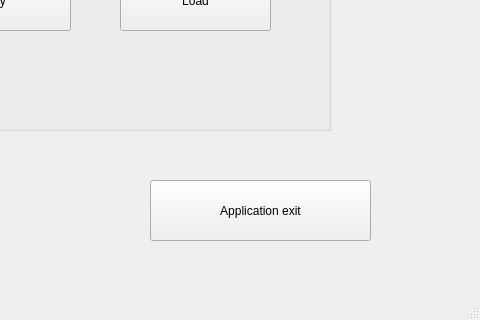
paulesbats/ProjetCOMSSFIL, file ProjetCOMSSFIL/mainwindow.ui: the form before one commit; both pictures show x 720 to 1200 and y 380 to 700 of the 1200 by 700 pixel window.
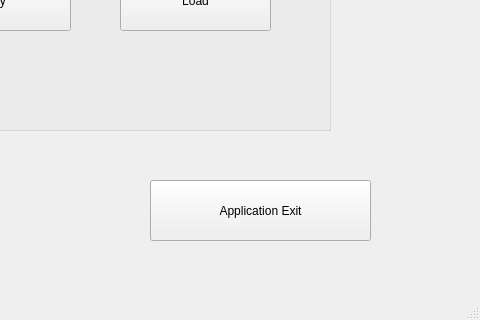
The form after the commit.

Commit message: Card connection and exit button

Diff of the .ui file:
```diff
--- a/ProjetCOMSSFIL/mainwindow.ui
+++ b/ProjetCOMSSFIL/mainwindow.ui
@@ -210,7 +210,7 @@
      </rect>
     </property>
     <property name="text">
-     <string>Application exit</string>
+     <string>Application Exit</string>
     </property>
    </widget>
   </widget>
```
Left out of the diff: 2 changed lines with no effect on the pictures. The commit also changes 2 other files.
